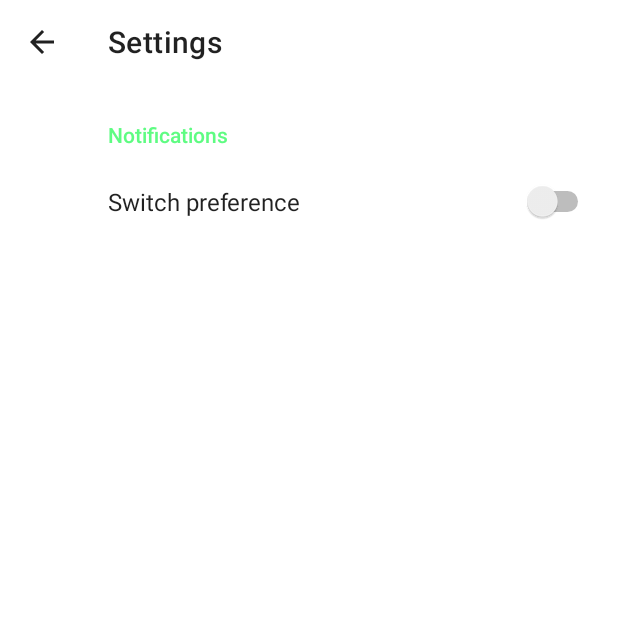
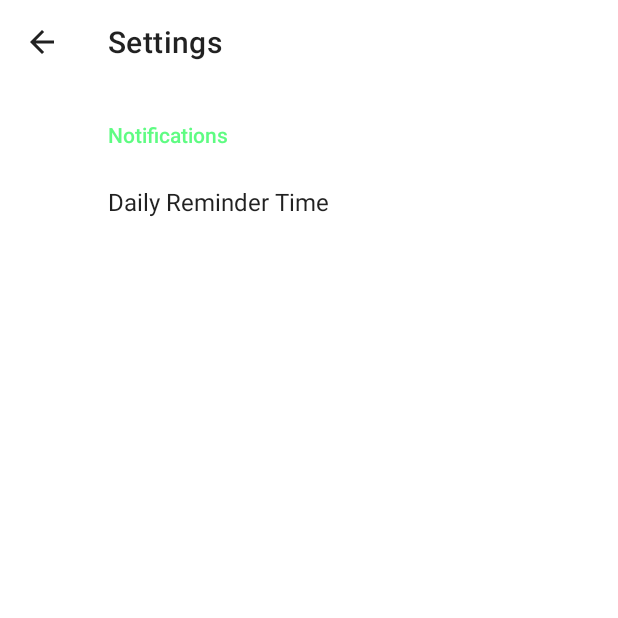
Before and after one commit to Dante-010/StudyBuddy, an Android app: the screen it shows after launch (SettingsActivity), after a tap on "Settings", on a phone screen of 412 x 824 dp, the top half of it. Run offline under Robolectric (Android 15) with nearby library versions, the phone set to English and light mode, and no system bars; our stand-ins replace Room's generated code, androidx.preference.

Commit message:
Added alarms that allow the app to send daily reminder notifications and to reset objectives at 00:00.

```diff
--- a/app/src/main/java/com/danteculaciati/studybuddy/ObjectiveAdapter.java
+++ b/app/src/main/java/com/danteculaciati/studybuddy/Activities/Adapters/ObjectiveAdapter.java
@@ -1,4 +1,4 @@
-package com.danteculaciati.studybuddy;
+package com.danteculaciati.studybuddy.Activities.Adapters;
 
 import android.annotation.SuppressLint;
 import android.content.res.Resources;
@@ -7,14 +7,16 @@ import android.view.ViewGroup;
 import android.widget.ImageButton;
 import android.widget.ProgressBar;
 import android.widget.TextView;
-import android.widget.Toast;
 
 import androidx.annotation.NonNull;
 import androidx.recyclerview.widget.DiffUtil;
 import androidx.recyclerview.widget.RecyclerView;
 
+import com.danteculaciati.studybuddy.Activities.MainActivity;
+import com.danteculaciati.studybuddy.BroadcastReceivers.AlarmReceiver;
 import com.danteculaciati.studybuddy.Objectives.Objective;
 import com.danteculaciati.studybuddy.Objectives.ObjectiveViewModel;
+import com.danteculaciati.studybuddy.R;
 import com.danteculaciati.studybuddy.databinding.ListElementObjectiveBinding;
 
 import java.time.LocalDate;
@@ -22,8 +24,8 @@ import java.util.List;
 
 public class ObjectiveAdapter extends RecyclerView.Adapter<ObjectiveAdapter.ViewHolder> {
     private List<Objective> objectiveList;
-    private Resources res;
-    private ObjectiveViewModel viewModel;
+    private final Resources res;
+    private final ObjectiveViewModel viewModel;
 
     public ObjectiveAdapter(Resources res, ObjectiveViewModel viewModel) {
         this.res = res;
@@ -102,6 +104,7 @@ public class ObjectiveAdapter extends RecyclerView.Adapter<ObjectiveAdapter.View
                     objectiveDoneButton.setImageResource(R.drawable.ic_study_buddy);
                     objective.setDailyCompleted(true);
                     viewModel.updateAll(objective);
+                    AlarmReceiver.setAlarms(v.getContext());
                 }
             });
         }
--- /dev/null
+++ b/app/src/main/java/com/danteculaciati/studybuddy/Activities/MainActivity.java
@@ -0,0 +1,162 @@
+package com.danteculaciati.studybuddy.Activities;
+
+import android.annotation.SuppressLint;
+import android.app.NotificationChannel;
+import android.app.NotificationManager;
+import android.app.PendingIntent;
+import android.content.BroadcastReceiver;
+import android.content.Context;
+import android.content.Intent;
+import android.content.IntentFilter;
+import android.os.Build;
+import android.os.Bundle;
+import android.view.View;
+
+import androidx.appcompat.app.AppCompatActivity;
+import androidx.core.app.NotificationCompat;
+import androidx.core.app.NotificationManagerCompat;
+import androidx.lifecycle.LiveData;
+import androidx.lifecycle.ViewModelProvider;
+import androidx.recyclerview.widget.DividerItemDecoration;
+import androidx.recyclerview.widget.LinearLayoutManager;
+import androidx.recyclerview.widget.RecyclerView;
+
+import com.danteculaciati.studybuddy.Activities.Adapters.ObjectiveAdapter;
+import com.danteculaciati.studybuddy.BroadcastReceivers.AlarmReceiver;
+import com.danteculaciati.studybuddy.Objectives.Objective;
+import com.danteculaciati.studybuddy.Objectives.ObjectiveViewModel;
+import com.danteculaciati.studybuddy.R;
+import com.danteculaciati.studybuddy.databinding.ActivityMainBinding;
+
+import java.util.List;
+import java.util.Objects;
+
+// TODO: Add AlarmManager and set daily notifications and reset objectives at midnight.
+public class MainActivity extends AppCompatActivity {
+
+    public static final String DAILY_REMINDER_TAG = "DAILY_REMINDER";
+    public static final String DAILY_CHECK_TAG = "DAILY_CHECK";
+
+    public static final String CHANNEL_ID = "CHANNEL_DAILY_REMINDER";
+    public static final String CHANNEL_DESCRIPTION = "Send daily reminder to complete objectives";
+    public static final String CHANNEL_NAME = "Daily Reminder";
+
+    public static final int NOTIFICATION_ID = 1;
+
+    ObjectiveViewModel viewModel;
+    LiveData<List<Objective>> activeObjectives, dailyCompleted;
+
+    @Override
+    protected void onCreate(Bundle savedInstanceState) {
+        super.onCreate(savedInstanceState);
+        // Initial setup.
+        ActivityMainBinding binding = ActivityMainBinding.inflate(getLayoutInflater());
+        View view = binding.getRoot();
+        setContentView(view);
+
+        viewModel = new ViewModelProvider(this).get(ObjectiveViewModel.class);
+
+        // Register BroadcastReceivers.
+        createNotificationChannel();
+        registerReceiver(dailyReminderReceiver, new IntentFilter(DAILY_REMINDER_TAG));
+        registerReceiver(dailyCheckReceiver, new IntentFilter(DAILY_CHECK_TAG));
+
+        // Set alarms.
+        AlarmReceiver.setAlarms(this);
+
+        // Create recycler view and observer objectives.
+        ObjectiveAdapter adapter = new ObjectiveAdapter(this.getResources(), viewModel);
+        RecyclerView recyclerView = binding.recyclerView;
+        recyclerView.setLayoutManager(new LinearLayoutManager(this));
+        recyclerView.setAdapter(adapter);
+        recyclerView.addItemDecoration(new DividerItemDecoration(this,
+                DividerItemDecoration.VERTICAL));
+
+        activeObjectives = viewModel.getActive();
+        dailyCompleted = viewModel.getDailyCompleted();
+
+        if (activeObjectives != null) {
+            activeObjectives.observe(this, adapter::setObjectiveList);
+        }
+
+        // Set button listeners.
+        binding.newObjectiveButton.setOnClickListener(v -> {
+            Intent intent = new Intent(this, ObjectiveCreationActivity.class);
+            startActivity(intent);
+        });
+
+         binding.settingsButton.setOnClickListener(v -> {
+             Intent intent = new Intent(this, SettingsActivity.class);
+             startActivity(intent);
+         });
+    }
+
+    // Send notification as a daily reminder.
+    BroadcastReceiver dailyReminderReceiver = new BroadcastReceiver() {
+        @Override
+        public void onReceive(Context context, Intent intent) {
+            int remainingObjectives = 0;
+
+            if (dailyCompleted != null && dailyCompleted.getValue() != null)
+                remainingObjectives = Objects.requireNonNull(dailyCompleted.getValue()).size();
+
+            if (remainingObjectives > 0) {
+                Intent activity = new Intent(context, MainActivity.class);
+                intent.setFlags(Intent.FLAG_ACTIVITY_NEW_TASK | Intent.FLAG_ACTIVITY_CLEAR_TASK);
+                PendingIntent pendingIntent = PendingIntent.getActivity(context, 0, activity, PendingIntent.FLAG_IMMUTABLE);
+
+                NotificationCompat.Builder builder = new NotificationCompat.Builder(context, CHANNEL_ID)
+                        .setSmallIcon(R.drawable.ic_study_buddy)
+                        .setContentTitle(getString(R.string.daily_reminder_message))
+                        .setPriority(NotificationCompat.PRIORITY_DEFAULT)
+                        .setContentIntent(pendingIntent)
+                        .setAutoCancel(true);
+
+                if (activeObjectives != null) {
+                    builder.setContentText(getString(R.string.daily_reminder_description, remainingObjectives));
+                }
+                else {
+                    builder.setContentText(getString(R.string.daily_reminder_description_alt));
+                }
+
+                NotificationManagerCompat notificationManager = NotificationManagerCompat.from(context);
+                notificationManager.notify(NOTIFICATION_ID, builder.build());
+            }
+        }
+    };
+
+    // Check whether daily objective was completed.
+    BroadcastReceiver dailyCheckReceiver = new BroadcastReceiver() {
+        @Override
+        public void onReceive(Context context, Intent intent) {
+            if (activeObjectives != null)
+            for (Objective o : Objects.requireNonNull(activeObjectives.getValue())) {
+                if (o.isDailyCompleted())
+                    o.setDailyCompleted(false);
+                else
+                    o.addMissedDay();
+                viewModel.updateAll(o);
+            }
+        }
+    };
+
+
+    @Override
+    protected void onDestroy() {
+        super.onDestroy();
+        unregisterReceiver(dailyReminderReceiver);
+        unregisterReceiver(dailyCheckReceiver);
+    }
+
+    @SuppressLint("ObsoleteSdkInt")
+    private void createNotificationChannel() {
+        if (Build.VERSION.SDK_INT >= Build.VERSION_CODES.O) {
+            int importance = NotificationManager.IMPORTANCE_DEFAULT;
+            NotificationChannel channel = new NotificationChannel(CHANNEL_ID, CHANNEL_NAME, importance);
+            channel.setDescription(CHANNEL_DESCRIPTION);
+
+            NotificationManager notificationManager = getSystemService(NotificationManager.class);
+            notificationManager.createNotificationChannel(channel);
+        }
+    }
+}
--- a/app/src/main/java/com/danteculaciati/studybuddy/ObjectiveCreationActivity.java
+++ b/app/src/main/java/com/danteculaciati/studybuddy/Activities/ObjectiveCreationActivity.java
@@ -1,4 +1,4 @@
-package com.danteculaciati.studybuddy;
+package com.danteculaciati.studybuddy.Activities;
 
 import android.annotation.SuppressLint;
 import android.content.res.Resources;
@@ -63,7 +63,7 @@ public class ObjectiveCreationActivity extends AppCompatActivity {
             localeMap.put(localizedString, type);
         }
 
-        ArrayAdapter<String> adapter = new ArrayAdapter<String>(this,
+        ArrayAdapter<String> adapter = new ArrayAdapter<>(this,
                 android.R.layout.simple_spinner_dropdown_item,
                 objectiveTypes);
 
--- a/app/src/main/java/com/danteculaciati/studybuddy/SettingsActivity.java
+++ b/app/src/main/java/com/danteculaciati/studybuddy/Activities/SettingsActivity.java
@@ -1,11 +1,14 @@
-package com.danteculaciati.studybuddy;
+package com.danteculaciati.studybuddy.Activities;
 
+import android.content.Intent;
 import android.os.Bundle;
 import android.view.View;
 
 import androidx.appcompat.app.AppCompatActivity;
+import androidx.preference.ListPreference;
 import androidx.preference.PreferenceFragmentCompat;
 
+import com.danteculaciati.studybuddy.R;
 import com.danteculaciati.studybuddy.databinding.ActivitySettingsBinding;
 
 public class SettingsActivity extends AppCompatActivity {
@@ -28,9 +31,16 @@ public class SettingsActivity extends AppCompatActivity {
     }
 
     public static class SettingsFragment extends PreferenceFragmentCompat {
+
         @Override
         public void onCreatePreferences(Bundle savedInstanceState, String rootKey) {
             setPreferencesFromResource(R.xml.root_preferences, rootKey);
+            getPreferenceManager().getSharedPreferences().registerOnSharedPreferenceChangeListener( ((sharedPreferences, key) -> {
+                if (key.equals(getString(R.string.daily_reminder_time_key))) {
+                    // Restart alarm with new time set.
+                    getActivity().getApplicationContext().sendBroadcast(new Intent(MainActivity.DAILY_REMINDER_TAG));
+                }
+            }));
         }
     }
 }
--- /dev/null
+++ b/app/src/main/java/com/danteculaciati/studybuddy/BroadcastReceivers/AlarmReceiver.java
@@ -0,0 +1,71 @@
+package com.danteculaciati.studybuddy.BroadcastReceivers;
+
+import android.app.AlarmManager;
+import android.app.PendingIntent;
+import android.content.BroadcastReceiver;
+import android.content.Context;
+import android.content.Intent;
+import android.content.SharedPreferences;
+import android.icu.util.Calendar;
+
+import androidx.preference.PreferenceManager;
+
+import com.danteculaciati.studybuddy.Activities.MainActivity;
+import com.danteculaciati.studybuddy.R;
+
+public class AlarmReceiver extends BroadcastReceiver {
+    public static final String INTENT_EXTRA_TAG = "ALARM";
+
+    @Override
+    public void onReceive(Context context, Intent intent) {
+        if (intent.getAction() != null &&
+        intent.getAction().equals("android.intent.action.BOOT_COMPLETED")) {
+            setAlarms(context);
+        }
+        else {
+            String alarmType = intent.getStringExtra(INTENT_EXTRA_TAG);
+            if (alarmType != null)
+                context.sendBroadcast(new Intent(alarmType));
+        }
+    }
+
+    public static void setAlarms(Context context) {
+        // Set daily reminder.
+        Intent alarmIntent = new Intent(context, AlarmReceiver.class);
+        PendingIntent pendingIntent = PendingIntent.getBroadcast(context, 0, alarmIntent, PendingIntent.FLAG_IMMUTABLE);
+
+        AlarmManager manager = (AlarmManager) context.getSystemService(Context.ALARM_SERVICE);
+
+        Calendar calendar = Calendar.getInstance();
+        calendar.setTimeInMillis(System.currentTimeMillis());
+
+        SharedPreferences preferences = PreferenceManager.getDefaultSharedPreferences(context);
+        String timeOfDay = preferences.getString(context.getString(R.string.daily_reminder_time_key), "evening");
+        int hour;
+
+        switch (timeOfDay) {
+            case ("morning"):
+                hour = 10;
+                break;
+            case ("evening"):
+                hour = 21;
+                break;
+            case ("afternoon"):
+            default:
+                hour = 16;
+        }
+        calendar.set(Calendar.HOUR_OF_DAY, hour);
+        calendar.set(Calendar.MINUTE, 0);
+        calendar.set(Calendar.SECOND, 0);
+
+        alarmIntent.putExtra(INTENT_EXTRA_TAG, MainActivity.DAILY_REMINDER_TAG);
+        manager.setRepeating(AlarmManager.RTC, calendar.getTimeInMillis(),
+                AlarmManager.INTERVAL_DAY, pendingIntent);
+
+        // Set daily check.
+        calendar.set(Calendar.HOUR_OF_DAY, 0);
+        alarmIntent.putExtra(INTENT_EXTRA_TAG, MainActivity.DAILY_CHECK_TAG);
+        manager.setRepeating(AlarmManager.RTC, calendar.getTimeInMillis(),
+                AlarmManager.INTERVAL_DAY, pendingIntent);
+    }
+}
--- a/app/src/main/java/com/danteculaciati/studybuddy/MainActivity.java
+++ /dev/null
@@ -1,59 +0,0 @@
-package com.danteculaciati.studybuddy;
-
-import android.content.Intent;
-import android.os.Bundle;
-import android.view.View;
-
-import androidx.appcompat.app.AppCompatActivity;
-import androidx.appcompat.widget.Toolbar;
-import androidx.lifecycle.LiveData;
-import androidx.lifecycle.ViewModelProvider;
-import androidx.recyclerview.widget.DividerItemDecoration;
-import androidx.recyclerview.widget.LinearLayoutManager;
-import androidx.recyclerview.widget.RecyclerView;
-
-import com.danteculaciati.studybuddy.Objectives.Objective;
-import com.danteculaciati.studybuddy.Objectives.ObjectiveViewModel;
-import com.danteculaciati.studybuddy.databinding.ActivityMainBinding;
-
-import java.util.List;
-
-public class MainActivity extends AppCompatActivity {
-
-    @Override
-    protected void onCreate(Bundle savedInstanceState) {
-        super.onCreate(savedInstanceState);
-        ActivityMainBinding binding = ActivityMainBinding.inflate(getLayoutInflater());
-        View view = binding.getRoot();
-        setContentView(view);
-
-        Toolbar toolbar = binding.toolbar;
-        setSupportActionBar(toolbar);
-
-        ObjectiveViewModel objectivesViewModel = new ViewModelProvider(this).get(ObjectiveViewModel.class);
-        ObjectiveAdapter adapter = new ObjectiveAdapter(this.getResources(), objectivesViewModel);
-
-        RecyclerView recyclerView = binding.recyclerView;
-        recyclerView.setLayoutManager(new LinearLayoutManager(this));
-        recyclerView.setAdapter(adapter);
-
-        recyclerView.addItemDecoration(new DividerItemDecoration(this,
-                DividerItemDecoration.VERTICAL));
-
-
-        LiveData<List<Objective>> activeObjectives = objectivesViewModel.getActive();
-        if (activeObjectives != null) {
-            activeObjectives.observe(this, adapter::setObjectiveList);
-        }
-
-        binding.newObjectiveButton.setOnClickListener(v -> {
-            Intent intent = new Intent(this, ObjectiveCreationActivity.class);
-            startActivity(intent);
-        });
-
-         binding.settingsButton.setOnClickListener(v -> {
-             Intent intent = new Intent(this, SettingsActivity.class);
-             startActivity(intent);
-         });
-    }
-}
--- a/app/src/main/java/com/danteculaciati/studybuddy/Objectives/ObjectiveViewModel.java
+++ b/app/src/main/java/com/danteculaciati/studybuddy/Objectives/ObjectiveViewModel.java
@@ -31,6 +31,8 @@ public class ObjectiveViewModel extends AndroidViewModel {
         return objectiveDao.getActive();
     }
 
+    public LiveData<List<Objective>> getDailyCompleted() { return objectiveDao.getDailyCompleted(); }
+
     public LiveData<List<Objective>> findByType(ObjectiveType type) {
         return objectiveDao.findByType(type);
     }
--- a/app/src/main/res/layout/activity_main.xml
+++ b/app/src/main/res/layout/activity_main.xml
@@ -4,7 +4,7 @@
     xmlns:tools="http://schemas.android.com/tools"
     android:layout_width="match_parent"
     android:layout_height="match_parent"
-    tools:context=".MainActivity">
+    tools:context=".Activities.MainActivity">
 
     <androidx.appcompat.widget.Toolbar
         android:id="@+id/toolbar"
--- a/app/src/main/res/layout/activity_objective_creation.xml
+++ b/app/src/main/res/layout/activity_objective_creation.xml
@@ -4,7 +4,7 @@
     xmlns:tools="http://schemas.android.com/tools"
     android:layout_width="match_parent"
     android:layout_height="match_parent"
-    tools:context=".ObjectiveCreationActivity">
+    tools:context=".Activities.ObjectiveCreationActivity">
 
     <androidx.appcompat.widget.Toolbar
         android:id="@+id/toolbarNewObjective"
--- a/app/src/main/res/values-night/themes.xml
+++ b/app/src/main/res/values-night/themes.xml
@@ -11,7 +11,7 @@
         <item name="colorSecondaryVariant">@color/secondaryNightVariantColor</item>
         <item name="colorOnSecondary">@color/textColor</item>
         <!-- Customize your theme here. -->
-        <item name="textFillColor">@color/nightTextColor</item>
+        <item name="android:textColor">@color/nightTextColor</item>
         <item name="colorAccent">@color/secondaryNightVariantColor</item>
     </style>
 </resources>
--- a/app/src/main/res/values/arrays.xml
+++ b/app/src/main/res/values/arrays.xml
@@ -1,3 +1,14 @@
+<?xml version="1.0" encoding="utf-8"?>
 <resources>
+    <array name="daily_reminder_time_labels">
+        <item>@string/morning</item>
+        <item>@string/afternoon</item>
+        <item>@string/evening</item>
+    </array>
 
+    <array name="daily_reminder_time_values">
+        <item>"morning"</item>
+        <item>"afternoon"</item>
+        <item>"evening"</item>
+    </array>
 </resources>
--- /dev/null
+++ b/app/src/main/res/values/keys.xml
@@ -0,0 +1,4 @@
+<?xml version="1.0" encoding="utf-8"?>
+<resources>
+    <string name="daily_reminder_time_key" translatable="false">daily_reminder_time</string>
+</resources>
--- a/app/src/main/res/values/strings.xml
+++ b/app/src/main/res/values/strings.xml
@@ -1,23 +1,31 @@
 <resources>
     <!-- Strings -->
+    <string name="Do">Do</string>
+    <string name="Listen">Listen</string>
+    <string name="Read">Read</string>
+    <string name="Watch">Watch</string>
+    <string name="afternoon">Afternoon</string>
     <string name="amount">Amount</string>
     <string name="app_name">StudyBuddy</string>
     <string name="done">Done</string>
+    <string name="evening">Evening</string>
     <string name="main_activity_title">Active Objectives</string>
+    <string name="morning">Morning</string>
     <string name="new_objective">New objective</string>
     <string name="new_objective_activity_title">Create new objective</string>
     <string name="objective_counter">Objective Counter</string>
     <string name="objective_done_button">Objective Done</string>
     <string name="objective_title">Objective Title</string>
     <string name="objective_type">Objective type</string>
+    <string name="reference_string">%1$s/day</string>
     <string name="settings">Settings</string>
     <string name="settings_activity_title">Settings</string>
     <string name="startEndDate">Start Date - End Date</string>
-    <string name="reference_string">%1$s/day</string>
-    <string name="Do">Do</string>
-    <string name="Watch">Watch</string>
-    <string name="Listen">Listen</string>
-    <string name="Read">Read</string>
+    <string name="notifications">Notifications</string>
+    <string name="daily_reminder_time">Daily Reminder Time</string>
+    <string name="daily_reminder_message">Don\'t forget to complete your daily objectives!</string>
+    <string name="daily_reminder_description">You have %1$d objectives left for today</string>
+    <string name="daily_reminder_description_alt">You may have some objectives left!</string>
 
     <!-- Plurals -->
     <plurals name="hours">
--- a/app/src/main/res/values/themes.xml
+++ b/app/src/main/res/values/themes.xml
@@ -11,7 +11,7 @@
         <item name="colorSecondaryVariant">@color/secondaryVariantColor</item>
         <item name="colorOnSecondary">@color/textColor</item>
         <!-- Customize your theme here. -->
-        <item name="textFillColor">@color/textColor</item>
+        <item name="android:textColor">@color/textColor</item>
         <item name="colorAccent">@color/secondaryVariantColor</item>
     </style>
 </resources>
--- a/app/src/main/res/xml/root_preferences.xml
+++ b/app/src/main/res/xml/root_preferences.xml
@@ -1,9 +1,10 @@
 <PreferenceScreen xmlns:android="http://schemas.android.com/apk/res/android">
-    <PreferenceCategory android:title="Notifications">
-
-        <SwitchPreference
-            android:defaultValue="false"
-            android:key="switch_preference_1"
-            android:title="Switch preference" />
+    <PreferenceCategory android:title="@string/notifications">
+        <ListPreference
+            android:defaultValue="true"
+            android:entries="@array/daily_reminder_time_labels"
+            android:entryValues="@array/daily_reminder_time_values"
+            android:key="@string/daily_reminder_time_key"
+            android:title="@string/daily_reminder_time" />
     </PreferenceCategory>
 </PreferenceScreen>
```
Also changed, not shown: app/build.gradle (+13 -11 lines), app/src/main/AndroidManifest.xml (+17 -6 lines), 1 other file.
